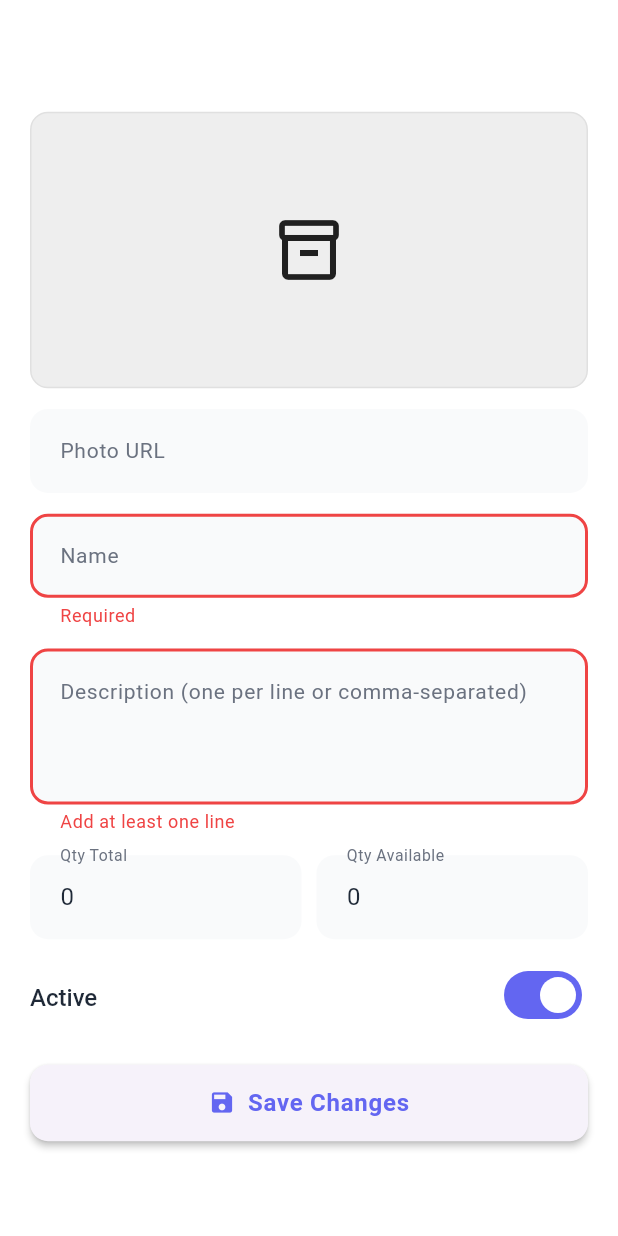
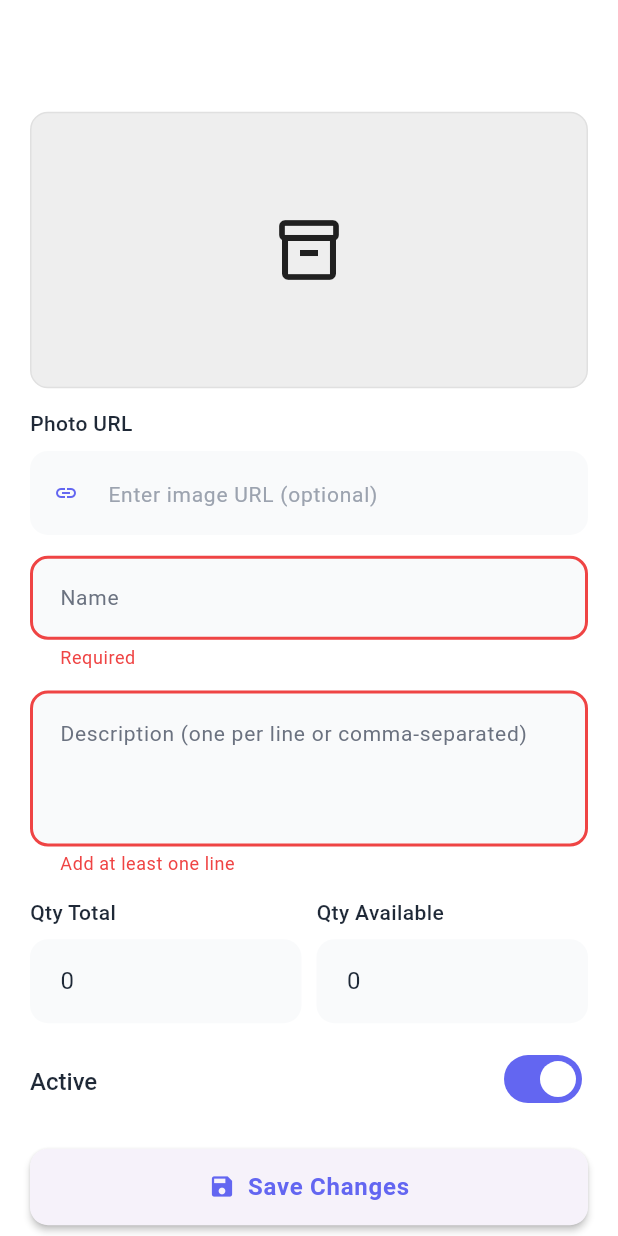
Before and after one commit to goodboykit/Advanced-Mobile-LongExam, a Flutter app: the DetailScreen screen opened directly with empty values, after a tap on "Save Changes", on a phone screen of 412 x 824 dp. Run offline on Flutter 3.47's test engine with Material 3 defaults, Android fonts, the light colour scheme and no system bars; our stand-ins replace flutter_dotenv, flutter_screenutil, shared_preferences; accounts and stored records are empty; network calls fail.

Commit message:
Commit changes

```diff
--- a/santiago_longexam_mobile/lib/screens/detail_screen.dart
+++ b/santiago_longexam_mobile/lib/screens/detail_screen.dart
@@ -2,6 +2,7 @@ import 'package:flutter/material.dart';
 import 'package:flutter_screenutil/flutter_screenutil.dart';
 import '../models/item_model.dart';
 import '../services/item_service.dart';
+import '../widgets/custom_input.dart';
 
 class DetailScreen extends StatefulWidget {
   const DetailScreen({super.key, required this.item});
@@ -187,12 +188,11 @@ class _DetailScreenState extends State<DetailScreen> {
               children: [
                 _imagePreview(),
                 SizedBox(height: 12.h),
-                TextFormField(
+                URLInput(
+                  label: 'Photo URL',
+                  hint: 'Enter image URL (optional)',
                   controller: _photoCtrl,
-                  decoration: const InputDecoration(
-                    labelText: 'Photo URL',
-                    border: OutlineInputBorder(),
-                  ),
+                  isRequired: false,
                   onChanged: (_) => setState(() {}), // refresh preview
                 ),
                 SizedBox(height: 12.h),
@@ -223,34 +223,29 @@ class _DetailScreenState extends State<DetailScreen> {
                 Row(
                   children: [
                     Expanded(
-                      child: TextFormField(
+                      child: NumberInput(
+                        label: 'Qty Total',
+                        hint: 'Enter total quantity',
                         controller: _qtyTotalCtrl,
-                        keyboardType: TextInputType.number,
-                        decoration: const InputDecoration(
-                          labelText: 'Qty Total',
-                          border: OutlineInputBorder(),
-                        ),
-                        validator: (v) {
-                          final n = int.tryParse((v ?? '').trim());
-                          if (n == null || n < 0) return 'Invalid';
-                          return null;
-                        },
+                        min: 0,
+                        max: 999999,
                       ),
                     ),
                     SizedBox(width: 10.w),
                     Expanded(
-                      child: TextFormField(
+                      child: NumberInput(
+                        label: 'Qty Available',
+                        hint: 'Enter available quantity',
                         controller: _qtyAvailCtrl,
-                        keyboardType: TextInputType.number,
-                        decoration: const InputDecoration(
-                          labelText: 'Qty Available',
-                          border: OutlineInputBorder(),
-                        ),
+                        min: 0,
                         validator: (v) {
-                          final a = int.tryParse((v ?? '').trim());
+                          if (v == null || v.trim().isEmpty) {
+                            return 'Available quantity is required';
+                          }
+                          final a = int.tryParse(v.trim());
                           final t = int.tryParse(_qtyTotalCtrl.text.trim());
-                          if (a == null || a < 0) return 'Invalid';
-                          if (t != null && a > t) return '> total';
+                          if (a == null || a < 0) return 'Must be a valid number';
+                          if (t != null && a > t) return 'Cannot exceed total quantity';
                           return null;
                         },
                       ),
```
Also changed, not shown: santiago_longexam_mobile/lib/screens/item_screen.dart (+16 -23 lines), santiago_longexam_mobile/lib/utils/input_formatters.dart (added, +189 -0 lines), santiago_longexam_mobile/lib/utils/validation_utils.dart (added, +225 -0 lines).
